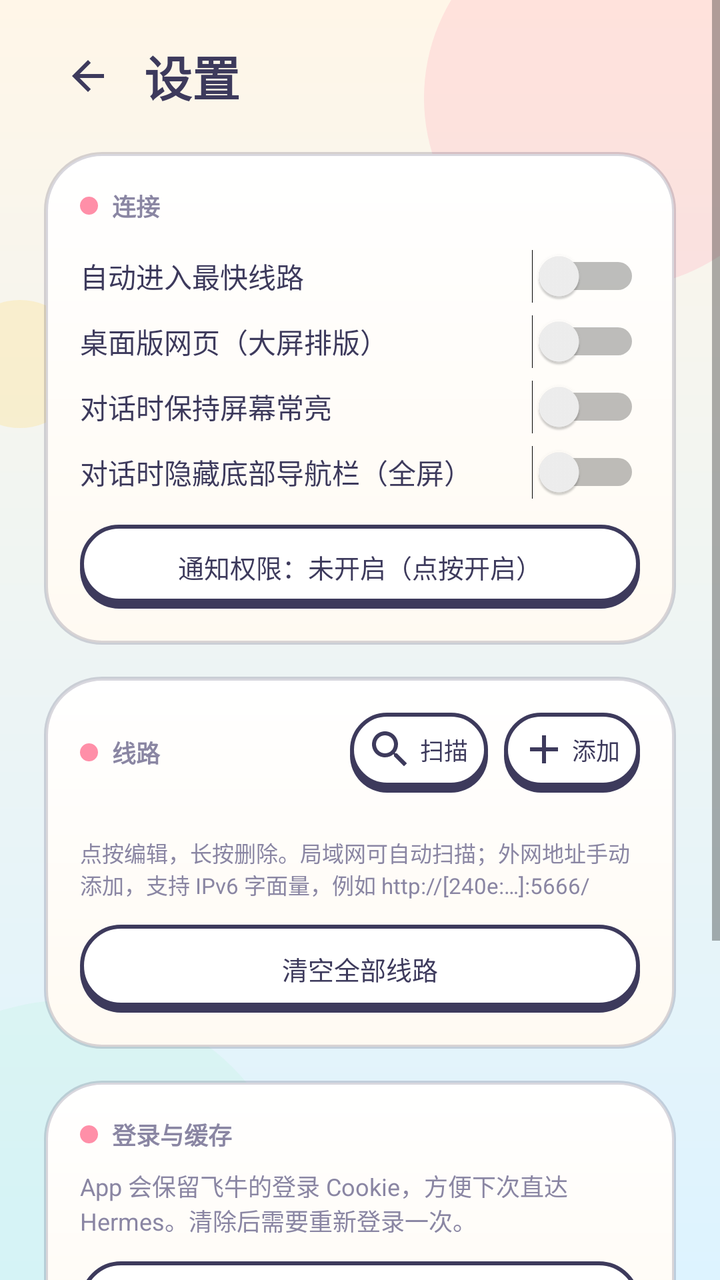
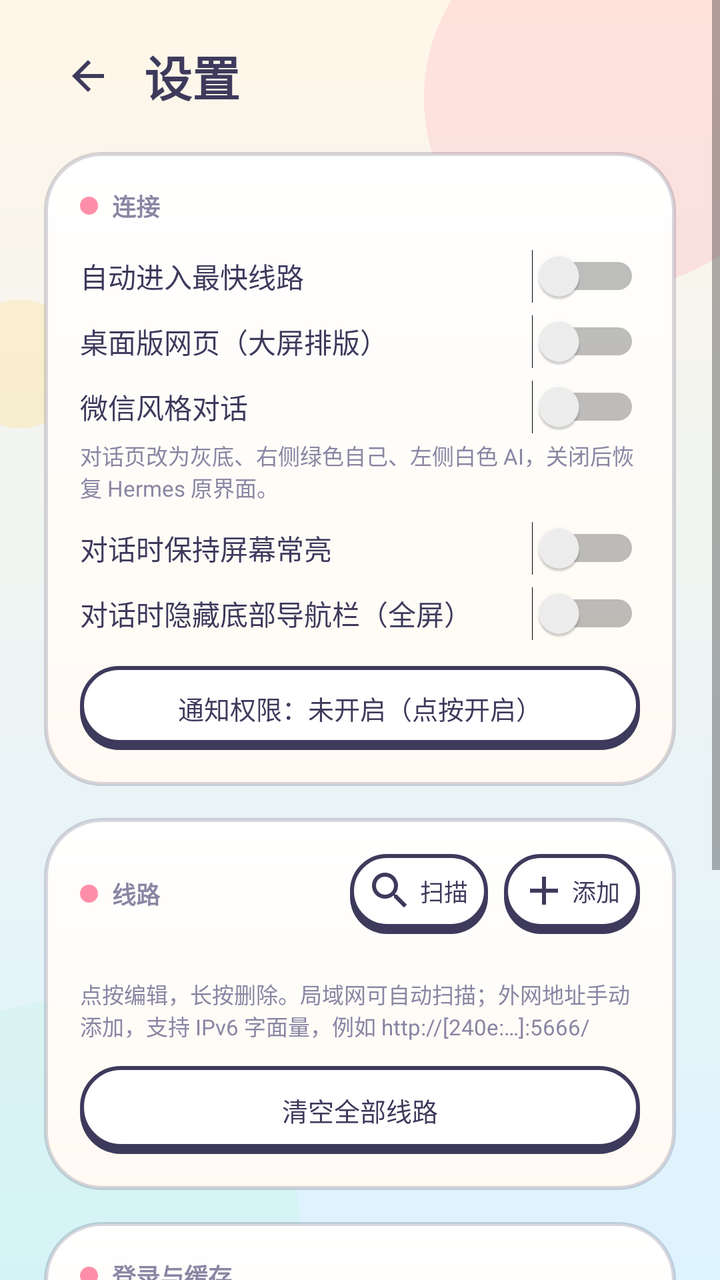

Two renders of the same Android screen: before a commit and after it. Below are the layout's source before the change and the commit's diff.
<!-- AndroidManifest.xml: application theme AppTheme -->
<!-- res/layout/activity_settings.xml -->
<?xml version="1.0" encoding="utf-8"?>
<ScrollView xmlns:android="http://schemas.android.com/apk/res/android"
    android:layout_width="match_parent"
    android:layout_height="match_parent"
    android:background="@drawable/bg_app"
    android:fillViewport="true">

    <LinearLayout
        android:layout_width="match_parent"
        android:layout_height="wrap_content"
        android:orientation="vertical"
        android:paddingStart="22dp"
        android:paddingTop="16dp"
        android:paddingEnd="22dp"
        android:paddingBottom="28dp">

        <LinearLayout
            android:layout_width="match_parent"
            android:layout_height="wrap_content"
            android:gravity="center_vertical"
            android:orientation="horizontal">

            <ImageButton
                android:id="@+id/backBtn"
                android:layout_width="44dp"
                android:layout_height="44dp"
                android:background="?android:attr/selectableItemBackgroundBorderless"
                android:contentDescription="@string/dialog_cancel"
                android:padding="10dp"
                android:src="@drawable/ic_back" />

            <TextView
                android:layout_width="wrap_content"
                android:layout_height="wrap_content"
                android:layout_marginStart="6dp"
                android:fontFamily="sans-serif-medium"
                android:text="@string/settings_title"
                android:textColor="@color/ink"
                android:textSize="24sp"
                android:textStyle="bold" />
        </LinearLayout>

        <LinearLayout
            android:layout_width="match_parent"
            android:layout_height="wrap_content"
            android:layout_marginTop="16dp"
            android:background="@drawable/bg_card"
            android:elevation="3dp"
            android:orientation="vertical"
            android:padding="18dp">

            <TextView
                android:layout_width="wrap_content"
                android:layout_height="wrap_content"
                android:drawableStart="@drawable/bg_section_dot"
                android:drawablePadding="7dp"
                android:fontFamily="sans-serif-medium"
                android:text="@string/settings_connect"
                android:textColor="@color/ink_soft"
                android:textSize="12sp"
                android:textStyle="bold" />

            <Switch
                android:id="@+id/switchAuto"
                android:layout_width="match_parent"
                android:layout_height="wrap_content"
                android:layout_marginTop="10dp"
                android:paddingTop="6dp"
                android:paddingBottom="6dp"
                android:text="@string/settings_auto"
                android:textColor="@color/ink"
                android:textSize="14sp" />

            <Switch
                android:id="@+id/switchDesktop"
                android:layout_width="match_parent"
                android:layout_height="wrap_content"
                android:paddingTop="6dp"
                android:paddingBottom="6dp"
                android:text="@string/settings_desktop"
                android:textColor="@color/ink"
                android:textSize="14sp" />

            <Switch
                android:id="@+id/switchKeepOn"
                android:layout_width="match_parent"
                android:layout_height="wrap_content"
                android:paddingTop="6dp"
                android:paddingBottom="6dp"
                android:text="@string/settings_keep_on"
                android:textColor="@color/ink"
                android:textSize="14sp" />

            <Switch
                android:id="@+id/switchImmersive"
                android:layout_width="match_parent"
                android:layout_height="wrap_content"
                android:paddingTop="6dp"
                android:paddingBottom="6dp"
                android:text="@string/settings_immersive"
                android:textColor="@color/ink"
                android:textSize="14sp" />

            <Button
                android:id="@+id/notifyBtn"
                android:layout_width="match_parent"
                android:layout_height="wrap_content"
                android:layout_marginTop="10dp"
                android:background="@drawable/bg_btn_secondary"
                android:minHeight="42dp"
                android:stateListAnimator="@null"
                android:text="@string/settings_notify_off"
                android:textAllCaps="false"
                android:textColor="@color/ink"
                android:textSize="13sp" />
        </LinearLayout>

        <LinearLayout
            android:layout_width="match_parent"
            android:layout_height="wrap_content"
            android:layout_marginTop="16dp"
            android:background="@drawable/bg_card"
            android:elevation="3dp"
            android:orientation="vertical"
            android:padding="18dp">

            <LinearLayout
                android:layout_width="match_parent"
                android:layout_height="wrap_content"
                android:gravity="center_vertical"
                android:orientation="horizontal">

                <TextView
                    android:layout_width="0dp"
                    android:layout_height="wrap_content"
                    android:layout_weight="1"
                    android:drawableStart="@drawable/bg_section_dot"
                    android:drawablePadding="7dp"
                    android:fontFamily="sans-serif-medium"
                    android:text="@string/settings_lines"
                    android:textColor="@color/ink_soft"
                    android:textSize="12sp"
                    android:textStyle="bold" />

                <Button
                    android:id="@+id/scanBtn"
                    android:layout_width="wrap_content"
                    android:layout_height="wrap_content"
                    android:layout_marginEnd="8dp"
                    android:background="@drawable/bg_btn_secondary"
                    android:drawableStart="@drawable/ic_scan"
                    android:drawablePadding="3dp"
                    android:drawableTint="@color/ink"
                    android:minHeight="40dp"
                    android:minWidth="64dp"
                    android:paddingStart="8dp"
                    android:paddingTop="3dp"
                    android:paddingEnd="10dp"
                    android:paddingBottom="6dp"
                    android:stateListAnimator="@null"
                    android:text="@string/scan_lan"
                    android:textAllCaps="false"
                    android:textColor="@color/ink"
                    android:textSize="12sp" />

                <Button
                    android:id="@+id/addBtn"
                    android:layout_width="wrap_content"
                    android:layout_height="wrap_content"
                    android:background="@drawable/bg_btn_secondary"
                    android:drawableStart="@drawable/ic_add"
                    android:drawablePadding="2dp"
                    android:drawableTint="@color/ink"
                    android:minHeight="40dp"
                    android:minWidth="64dp"
                    android:paddingStart="8dp"
                    android:paddingTop="3dp"
                    android:paddingEnd="10dp"
                    android:paddingBottom="6dp"
                    android:stateListAnimator="@null"
                    android:text="@string/settings_add"
                    android:textAllCaps="false"
                    android:textColor="@color/ink"
                    android:textSize="12sp" />
            </LinearLayout>

            <LinearLayout
                android:id="@+id/endpointList"
                android:layout_width="match_parent"
                android:layout_height="wrap_content"
                android:layout_marginTop="12dp"
                android:orientation="vertical" />

            <TextView
                android:id="@+id/emptyHint"
                android:layout_width="match_parent"
                android:layout_height="wrap_content"
                android:layout_marginTop="10dp"
                android:text="@string/empty_lines"
                android:textColor="@color/ink_soft"
                android:textSize="12sp"
                android:visibility="gone" />

            <TextView
                android:layout_width="match_parent"
                android:layout_height="wrap_content"
                android:layout_marginTop="10dp"
                android:text="@string/settings_line_hint"
                android:textColor="@color/ink_soft"
                android:textSize="11sp" />

            <Button
                android:id="@+id/resetBtn"
                android:layout_width="match_parent"
                android:layout_height="wrap_content"
                android:layout_marginTop="12dp"
                android:background="@drawable/bg_btn_secondary"
                android:minHeight="44dp"
                android:stateListAnimator="@null"
                android:text="@string/settings_reset"
                android:textAllCaps="false"
                android:textColor="@color/ink"
                android:textSize="13sp" />
        </LinearLayout>

        <LinearLayout
            android:layout_width="match_parent"
            android:layout_height="wrap_content"
            android:layout_marginTop="16dp"
            android:background="@drawable/bg_card"
            android:elevation="3dp"
            android:orientation="vertical"
            android:padding="18dp">

            <TextView
                android:layout_width="wrap_content"
                android:layout_height="wrap_content"
                android:drawableStart="@drawable/bg_section_dot"
                android:drawablePadding="7dp"
                android:fontFamily="sans-serif-medium"
                android:text="@string/settings_login_section"
                android:textColor="@color/ink_soft"
                android:textSize="12sp"
                android:textStyle="bold" />

            <TextView
                android:layout_width="match_parent"
                android:layout_height="wrap_content"
                android:layout_marginTop="8dp"
                android:text="@string/settings_login_desc"
                android:textColor="@color/ink_soft"
                android:textSize="12sp" />

            <Button
                android:id="@+id/clearBtn"
                android:layout_width="match_parent"
                android:layout_height="wrap_content"
                android:layout_marginTop="12dp"
                android:background="@drawable/bg_btn_secondary"
                android:minHeight="44dp"
                android:stateListAnimator="@null"
                android:text="@string/settings_clear_login"
                android:textAllCaps="false"
                android:textColor="@color/ink"
                android:textSize="13sp" />
        </LinearLayout>

        <LinearLayout
            android:layout_width="match_parent"
            android:layout_height="wrap_content"
            android:layout_marginTop="16dp"
            android:background="@drawable/bg_card"
            android:elevation="3dp"
            android:orientation="vertical"
            android:padding="18dp">

            <TextView
                android:layout_width="wrap_content"
                android:layout_height="wrap_content"
                android:drawableStart="@drawable/bg_section_dot"
                android:drawablePadding="7dp"
                android:fontFamily="sans-serif-medium"
                android:text="@string/settings_about"
                android:textColor="@color/ink_soft"
                android:textSize="12sp"
                android:textStyle="bold" />

            <TextView
                android:id="@+id/aboutBody"
                android:layout_width="match_parent"
                android:layout_height="wrap_content"
                android:layout_marginTop="8dp"
                android:lineSpacingExtra="3dp"
                android:textColor="@color/ink_soft"
                android:textSize="12sp" />

            <Button
                android:id="@+id/updateBtn"
                android:layout_width="match_parent"
                android:layout_height="wrap_content"
                android:layout_marginTop="12dp"
                android:background="@drawable/bg_btn_secondary"
                android:minHeight="44dp"
                android:stateListAnimator="@null"
                android:text="@string/update_check"
                android:textAllCaps="false"
                android:textColor="@color/ink"
                android:textSize="13sp" />
        </LinearLayout>
    </LinearLayout>
</ScrollView>
<!-- resources referenced by this layout -->
<resources>
  <color name="ink">#3D3A5C</color>
  <color name="ink_soft">#8A86A3</color>
  <!-- drawable bg_card (drawable) -->
  <?xml version="1.0" encoding="utf-8"?>
  <shape xmlns:android="http://schemas.android.com/apk/res/android">
      <gradient
          android:angle="270"
          android:endColor="#FFFAF2"
          android:startColor="@color/white" />
      <corners android:radius="28dp" />
      <stroke
          android:width="2dp"
          android:color="@color/card_stroke" />
  </shape>
  <!-- drawable bg_section_dot (drawable) -->
  <?xml version="1.0" encoding="utf-8"?>
  <shape xmlns:android="http://schemas.android.com/apk/res/android"
      android:shape="oval">
      <solid android:color="@color/pink" />
      <size
          android:width="9dp"
          android:height="9dp" />
  </shape>
  <!-- drawable ic_add (drawable) -->
  <?xml version="1.0" encoding="utf-8"?>
  <vector xmlns:android="http://schemas.android.com/apk/res/android"
      android:width="24dp"
      android:height="24dp"
      android:tint="@color/ink"
      android:viewportWidth="24"
      android:viewportHeight="24">
      <path
          android:fillColor="#FFFFFFFF"
          android:pathData="M19,13h-6v6h-2v-6H5v-2h6V5h2v6h6v2z" />
  </vector>
  <!-- drawable ic_back (drawable) -->
  <?xml version="1.0" encoding="utf-8"?>
  <vector xmlns:android="http://schemas.android.com/apk/res/android"
      android:width="24dp"
      android:height="24dp"
      android:tint="@color/ink"
      android:viewportWidth="24"
      android:viewportHeight="24">
      <path
          android:fillColor="#FFFFFFFF"
          android:pathData="M20,11H7.83l5.59,-5.59L12,4l-8,8 8,8 1.41,-1.41L7.83,13H20v-2z" />
  </vector>
  <!-- drawable ic_scan (drawable) -->
  <?xml version="1.0" encoding="utf-8"?>
  <vector xmlns:android="http://schemas.android.com/apk/res/android"
      android:width="24dp"
      android:height="24dp"
      android:tint="@color/ink"
      android:viewportWidth="24"
      android:viewportHeight="24">
      <path
          android:fillColor="#FFFFFFFF"
          android:pathData="M15.5,14h-0.79l-0.28,-0.27C15.41,12.59 16,11.11 16,9.5 16,5.91 13.09,3 9.5,3S3,5.91 3,9.5 5.91,16 9.5,16c1.61,0 3.09,-0.59 4.23,-1.57l0.27,0.28v0.79l5,4.99L20.49,19l-4.99,-5zM9.5,14C7.01,14 5,11.99 5,9.5S7.01,5 9.5,5 14,7.01 14,9.5 11.99,14 9.5,14z" />
  </vector>
  <string name="dialog_cancel">取消</string>
  <string name="empty_lines">还没有线路，点“扫描”或“添加”。</string>
  <string name="scan_lan">扫描</string>
  <string name="settings_about">关于</string>
  <string name="settings_add">添加</string>
  <string name="settings_auto">自动进入最快线路</string>
  <string name="settings_clear_login">清除飞牛登录状态</string>
  <string name="settings_connect">连接</string>
  <string name="settings_desktop">桌面版网页（大屏排版）</string>
  <string name="settings_immersive">对话时隐藏底部导航栏（全屏）</string>
  <string name="settings_keep_on">对话时保持屏幕常亮</string>
  <string name="settings_line_hint">点按编辑，长按删除。局域网可自动扫描；外网地址手动添加，支持 IPv6 字面量，例如 http://[240e:…]:5666/</string>
  <string name="settings_lines">线路</string>
  <string name="settings_login_desc">App 会保留飞牛的登录 Cookie，方便下次直达 Hermes。清除后需要重新登录一次。</string>
  <string name="settings_login_section">登录与缓存</string>
  <string name="settings_notify_off">通知权限：未开启（点按开启）</string>
  <string name="settings_reset">清空全部线路</string>
  <string name="settings_title">设置</string>
  <string name="update_check">检测更新</string>
  <color name="sky">#DDF3FF</color>
  <color name="cream">#FFF6E8</color>
  <color name="white">#FFFFFF</color>
  <color name="card_stroke">#333D3A5C</color>
  <color name="pink">#FF8FA8</color>
  <!-- unchanged entries left out for length: 3 -->
</resources>

<!-- the commit's change to res/layout/activity_settings.xml (unified diff, before → after) -->
@@ -80,6 +80,24 @@
                 android:text="@string/settings_desktop"
                 android:textColor="@color/ink"
                 android:textSize="14sp" />
+
+            <Switch
+                android:id="@+id/switchWechat"
+                android:layout_width="match_parent"
+                android:layout_height="wrap_content"
+                android:paddingTop="6dp"
+                android:paddingBottom="6dp"
+                android:text="@string/settings_wechat"
+                android:textColor="@color/ink"
+                android:textSize="14sp" />
+
+            <TextView
+                android:layout_width="match_parent"
+                android:layout_height="wrap_content"
+                android:paddingBottom="6dp"
+                android:text="@string/settings_wechat_hint"
+                android:textColor="@color/ink_soft"
+                android:textSize="11sp" />
 
             <Switch
                 android:id="@+id/switchKeepOn"
<!-- resource entries referenced after the edit -->
@@ -77,6 +77,8 @@
   <string name="settings_notify_off">通知权限：未开启（点按开启）</string>
   <string name="settings_reset">清空全部线路</string>
   <string name="settings_title">设置</string>
+  <string name="settings_wechat">微信风格对话</string>
+  <string name="settings_wechat_hint">对话页改为灰底、右侧绿色自己、左侧白色 AI，关闭后恢复 Hermes 原界面。</string>
   <string name="update_check">检测更新</string>
   <color name="sky">#DDF3FF</color>
   <color name="cream">#FFF6E8</color>
